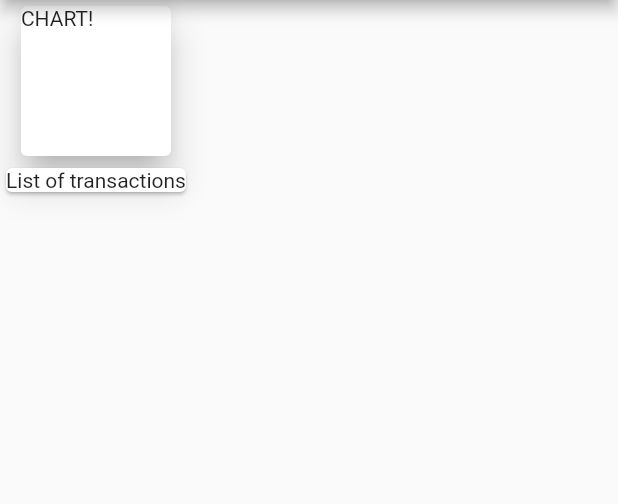
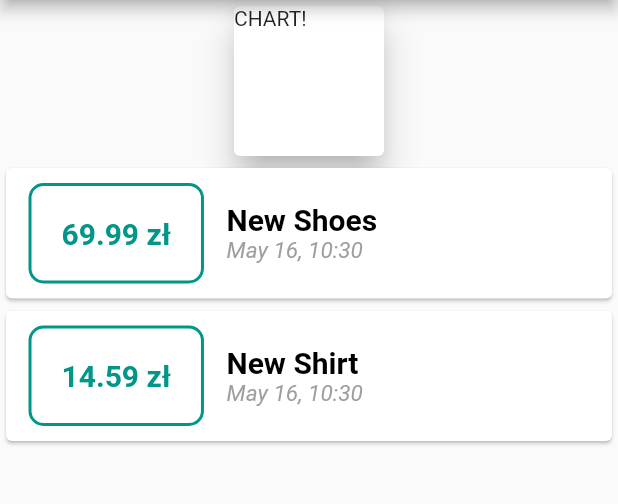
Before and after one commit to Przemas91M/Personal_expenses_app, a Flutter app: the screen it shows after launch, on a phone screen of 412 x 824 dp, the part 84-588 px from its top. Run offline on Flutter 3.47's test engine with Material 2 defaults, Android fonts, the phone set to English and light mode, and no system bars.

Commit message:
Added some styling

```diff
--- a/lib/main.dart
+++ b/lib/main.dart
@@ -1,19 +1,35 @@
 import 'package:flutter/material.dart';
+import 'package:intl/intl.dart';
+import 'package:personal_expenses_app/transaction.dart';
 
 void main() {
-  runApp(const ExpensesApp());
+  runApp(ExpensesApp());
 }
 
 class ExpensesApp extends StatelessWidget {
-  const ExpensesApp({Key? key}) : super(key: key);
+  ExpensesApp({Key? key}) : super(key: key);
 
+  final List<Transaction> transactions = [
+    Transaction(
+      id: 't1',
+      title: 'New Shoes',
+      amount: 69.99,
+      date: DateTime.now(),
+    ),
+    Transaction(
+      id: 't2',
+      title: 'New Shirt',
+      amount: 14.59,
+      date: DateTime.now(),
+    ),
+  ];
   @override
   Widget build(BuildContext context) {
     return MaterialApp(
       debugShowCheckedModeBanner: false,
       home: Scaffold(
         appBar: AppBar(
-          title: Text('Personal Expenses app'),
+          title: const Text('Personal Expenses app'),
         ),
         body: Column(
           children: <Widget>[
@@ -25,9 +41,59 @@ class ExpensesApp extends StatelessWidget {
                 child: const Text('CHART!'),
               ),
             ),
-            const Card(
-              child: const Text('List of transactions'),
-            )
+            Column(
+              children: [
+                ...transactions.map((tx) {
+                  return Card(
+                      child: Row(
+                    children: [
+                      Container(
+                          padding: const EdgeInsets.all(20),
+                          margin: const EdgeInsets.symmetric(
+                            vertical: 10,
+                            horizontal: 15,
+                          ),
+                          decoration: BoxDecoration(
+                            border: Border.all(color: Colors.teal, width: 2.0),
+                            borderRadius:
+                                const BorderRadius.all(Radius.circular(10)),
+                          ),
+                          child: Text(
+                            '${tx.amount} zł',
+                            style: const TextStyle(
+                                color: Colors.teal,
+                                fontWeight: FontWeight.bold,
+                                fontSize: 20),
+                          )),
+                      Column(
+                        crossAxisAlignment: CrossAxisAlignment.start,
+                        mainAxisAlignment: MainAxisAlignment.spaceEvenly,
+                        children: [
+                          Text(
+                            tx.title,
+                            style: const TextStyle(
+                              fontWeight: FontWeight.bold,
+                              fontSize: 20,
+                              color: Colors.black,
+                            ),
+                          ),
+                          Text(
+                            DateFormat('MMMM dd,').format(tx.date) +
+                                ' ' +
+                                DateFormat.Hm().format(tx.date),
+                            style: const TextStyle(
+                              color: Colors.grey,
+                              fontSize: 15,
+                              fontStyle: FontStyle.italic,
+                            ),
+                          ),
+                        ],
+                      )
+                    ],
+                  ));
+                }).toList()
+              ],
+            ),
           ],
         ),
       ),
--- /dev/null
+++ b/lib/transaction.dart
@@ -0,0 +1,12 @@
+class Transaction {
+  String id;
+  String title;
+  double amount;
+  DateTime date;
+
+  Transaction(
+      {required this.id,
+      required this.title,
+      required this.amount,
+      required this.date});
+}
--- a/pubspec.yaml
+++ b/pubspec.yaml
@@ -29,6 +29,7 @@ environment:
 dependencies:
   flutter:
     sdk: flutter
+  intl: ^0.17.0
 
 
   # The following adds the Cupertino Icons font to your application.
```
Also changed, not shown: pubspec.lock, 1 other file.
